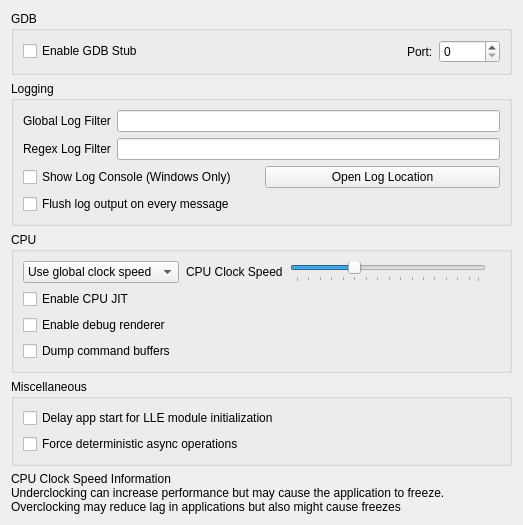
Qt form src/citra_qt/configuration/configure_debug.ui (amwatson/CitraVR) before a commit.
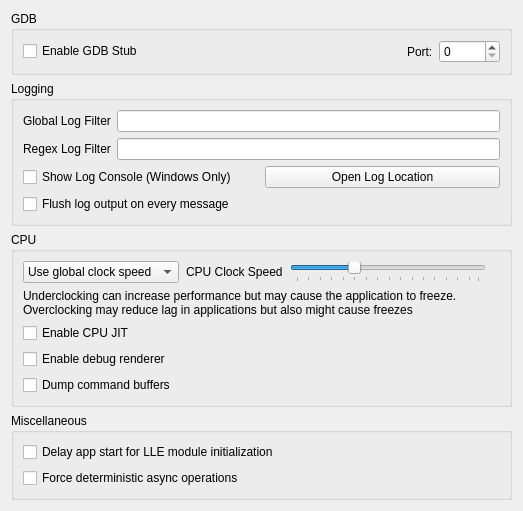
The same form after that commit.

Commit message: configure_debug.ui: Moved CPU clock speed information under CPU clock speed slider

The edit to the form file:
```diff
--- a/src/citra_qt/configuration/configure_debug.ui
+++ b/src/citra_qt/configuration/configure_debug.ui
@@ -217,6 +217,16 @@
        </widget>
       </item>
       <item row="2" column="0">
+       <widget class="QLabel" name="label_cpu_clock_info">
+        <property name="text">
+        <string>&lt;html&gt;&lt;head/&gt;&lt;body&gt;Underclocking can increase performance but may cause the application to freeze.&lt;br/&gt;Overclocking may reduce lag in applications but also might cause freezes&lt;/p&gt;&lt;/body&gt;&lt;/html&gt;</string>
+       </property>
+       <property name="textFormat">
+        <enum>Qt::RichText</enum>
+       </property>
+      </widget>
+     </item>
+      <item row="3" column="0">
        <widget class="QCheckBox" name="toggle_cpu_jit">
         <property name="toolTip">
          <string>&lt;html&gt;&lt;head/&gt;&lt;body&gt;&lt;p&gt;Enables the use of the ARM JIT compiler for emulating the 3DS CPUs. Don't disable unless for debugging purposes&lt;/p&gt;&lt;/body&gt;&lt;/html&gt;</string>
@@ -226,14 +236,14 @@
         </property>
        </widget>
       </item>
-      <item row="3" column="0">
+      <item row="4" column="0">
        <widget class="QCheckBox" name="toggle_renderer_debug">
         <property name="text">
          <string>Enable debug renderer</string>
         </property>
        </widget>
       </item>
-      <item row="4" column="0">
+      <item row="5" column="0">
        <widget class="QCheckBox" name="toggle_dump_command_buffers">
         <property name="text">
          <string>Dump command buffers</string>
@@ -272,16 +282,6 @@
         </layout>
       </widget>
     </item>
-   <item>
-    <widget class="QLabel" name="label_cpu_clock_info">
-     <property name="text">
-      <string>&lt;html&gt;&lt;head/&gt;&lt;body&gt;&lt;p&gt;CPU Clock Speed Information&lt;br/&gt;Underclocking can increase performance but may cause the application to freeze.&lt;br/&gt;Overclocking may reduce lag in applications but also might cause freezes&lt;/p&gt;&lt;/body&gt;&lt;/html&gt;</string>
-     </property>
-     <property name="textFormat">
-      <enum>Qt::RichText</enum>
-     </property>
-    </widget>
-   </item>
    <item>
     <spacer name="verticalSpacer">
      <property name="orientation">
```
Lines whose indentation alone changed are shown as unchanged.
